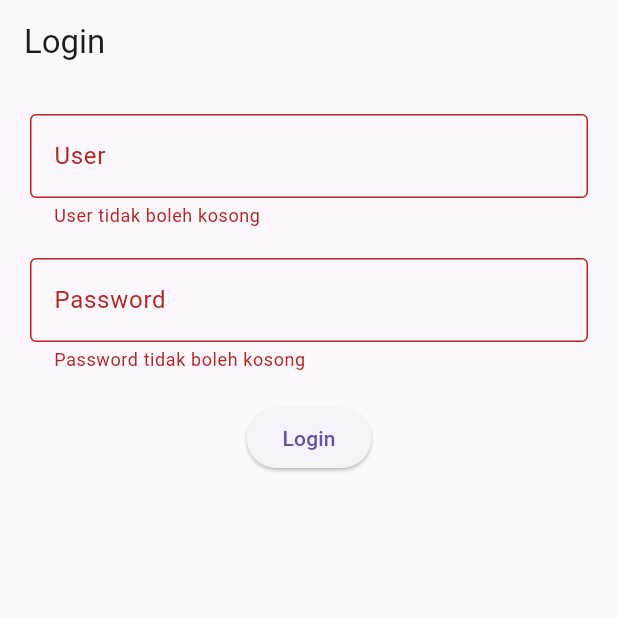
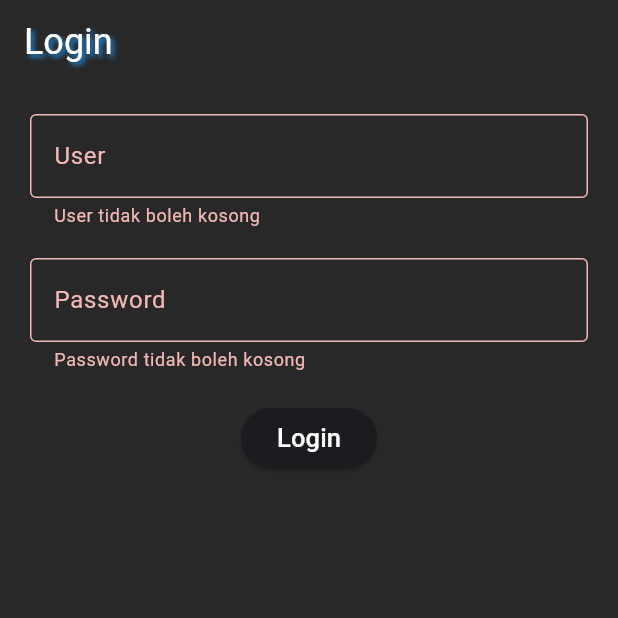
Before and after one commit to aarif29/WorkflowPLN, a Flutter app: the screen it shows after launch, after a tap on "Login", on a phone screen of 412 x 824 dp, the top half of it. Run offline on Flutter 3.47's test engine with Material 3 defaults, Android fonts, the phone set to English and light mode, and no system bars.

Commit message:
update tema gelap

```diff
--- a/lib/login_screen.dart
+++ b/lib/login_screen.dart
@@ -20,9 +20,7 @@ class _LoginScreenState extends State<LoginScreen> {
         // Login sukses -> navigasi ke BerandaScreen
         Navigator.pushReplacement(
           context,
-          MaterialPageRoute(
-            builder: (context) => BerandaScreen(),
-          ),
+          MaterialPageRoute(builder: (context) => BerandaScreen()),
         );
       } else {
         // Login gagal -> tampilkan alert
@@ -62,7 +60,9 @@ class _LoginScreenState extends State<LoginScreen> {
                   labelText: 'User',
                   border: OutlineInputBorder(),
                 ),
-                validator: (value) => value!.isEmpty ? 'User tidak boleh kosong' : null,
+                validator:
+                    (value) =>
+                        value!.isEmpty ? 'User tidak boleh kosong' : null,
                 onSaved: (value) => _user = value!,
               ),
               const SizedBox(height: 20),
@@ -72,14 +72,19 @@ class _LoginScreenState extends State<LoginScreen> {
                   border: OutlineInputBorder(),
                 ),
                 obscureText: true,
-                validator: (value) => value!.isEmpty ? 'Password tidak boleh kosong' : null,
+                validator:
+                    (value) =>
+                        value!.isEmpty ? 'Password tidak boleh kosong' : null,
                 onSaved: (value) => _password = value!,
                 onFieldSubmitted: (value) => _attemptLogin(),
               ),
               const SizedBox(height: 20),
               ElevatedButton(
                 onPressed: _attemptLogin,
-                child: const Text('Login'),
+                child: const Text(
+                  'Login',
+                  style: TextStyle(color: Colors.white, fontSize: 17.0),
+                ),
               ),
             ],
           ),
--- a/lib/main.dart
+++ b/lib/main.dart
@@ -4,10 +4,7 @@ import 'splash_screen.dart';
 
 void main() async {
   WidgetsFlutterBinding.ensureInitialized();
-  await initializeDateFormatting(
-    'id_ID',
-    null,
-  );
+  await initializeDateFormatting('id_ID', null);
   runApp(const MyApp());
 }
 
@@ -19,6 +16,30 @@ class MyApp extends StatelessWidget {
     return MaterialApp(
       title: 'Aplikasi Sistem Manajemen Survey PLN',
       home: SplashScreen(),
+      theme: ThemeData(
+        brightness: Brightness.dark,
+        primaryColor: Color.fromARGB(255, 40, 40, 40),
+        scaffoldBackgroundColor: Color.fromARGB(255, 40, 40, 40),
+        cardColor: Colors.blueGrey[800],
+        textTheme: TextTheme(
+          bodyLarge: TextStyle(color: Colors.white), // Warna teks utama
+          bodyMedium: TextStyle(color: Colors.grey[300]), // Warna teks sekunder
+        ),
+        appBarTheme: AppBarTheme(
+          backgroundColor: Color.fromARGB(255, 40, 40, 40), // Warna app bar
+          titleTextStyle: TextStyle(
+            color: Colors.white,
+            fontSize: 24.0,
+            shadows: [
+              Shadow(
+                color: Colors.blue,
+                offset: Offset(2.0, 2.0),
+                blurRadius: 4.0,
+              ),
+            ],
+          ),
+        ),
+      ),
     );
   }
 }
--- a/lib/splash_screen.dart
+++ b/lib/splash_screen.dart
@@ -60,7 +60,7 @@
   @override
   Widget build(BuildContext context) {
     return Scaffold(
-      backgroundColor: Colors.white,
+      backgroundColor: Color.fromARGB(255, 40, 40, 40),
       body: Center(
         child: Column(
           mainAxisAlignment: MainAxisAlignment.center,
```
